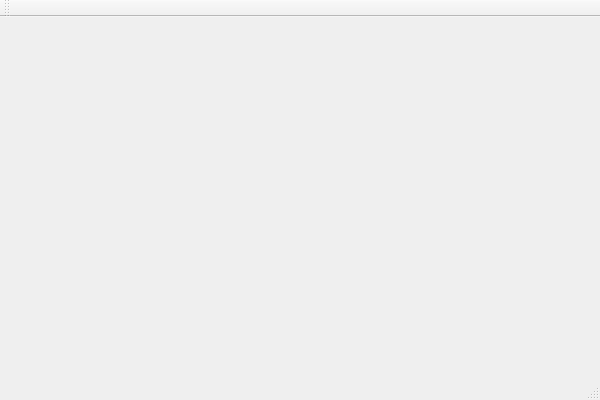
Qt form mainwindow.ui (aleax/matrix-game) before a commit.
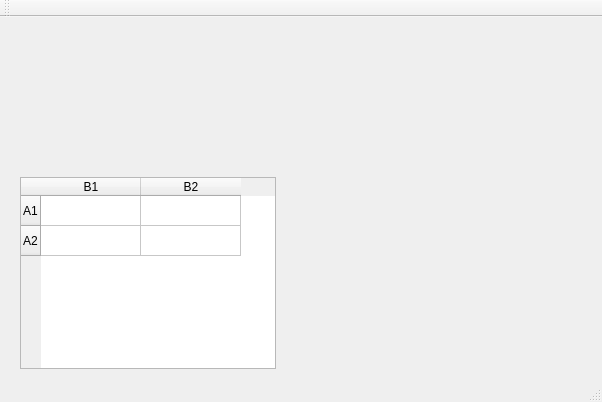
The same form after that commit.

The edit to the form file:
```diff
--- a/mainwindow.ui
+++ b/mainwindow.ui
@@ -1,24 +1,70 @@
 <ui version="4.0">
  <class>MainWindow</class>
- <widget class="QMainWindow" name="MainWindow" >
-  <property name="geometry" >
+ <widget class="QMainWindow" name="MainWindow">
+  <property name="geometry">
    <rect>
     <x>0</x>
     <y>0</y>
-    <width>600</width>
-    <height>400</height>
+    <width>602</width>
+    <height>402</height>
    </rect>
   </property>
   <property name="windowTitle" >
    <string>MainWindow</string>
   </property>
-  <widget class="QMenuBar" name="menuBar" />
-  <widget class="QToolBar" name="mainToolBar" />
-  <widget class="QWidget" name="centralWidget" />
-  <widget class="QStatusBar" name="statusBar" />
+  <widget class="QWidget" name="centralWidget">
+   <widget class="QTableWidget" name="tableWidget">
+    <property name="geometry">
+     <rect>
+      <x>20</x>
+      <y>160</y>
+      <width>256</width>
+      <height>192</height>
+     </rect>
+    </property>
+    <row>
+     <property name="text">
+      <string>A1</string>
+     </property>
+    </row>
+    <row>
+     <property name="text">
+      <string>A2</string>
+     </property>
+    </row>
+    <column>
+     <property name="text">
+      <string>B1</string>
+     </property>
+    </column>
+    <column>
+     <property name="text">
+      <string>B2</string>
+     </property>
+    </column>
+   </widget>
+  </widget>
+  <widget class="QMenuBar" name="menuBar">
+   <property name="geometry">
+    <rect>
+     <x>0</x>
+     <y>0</y>
+     <width>0</width>
+     <height>0</height>
+    </rect>
+   </property>
+  </widget>
+  <widget class="QToolBar" name="mainToolBar">
+   <attribute name="toolBarArea">
+    <enum>TopToolBarArea</enum>
+   </attribute>
+   <attribute name="toolBarBreak">
+    <bool>false</bool>
+   </attribute>
+  </widget>
+  <widget class="QStatusBar" name="statusBar"/>
  </widget>
- <layoutDefault spacing="6" margin="11" />
- <pixmapfunction></pixmapfunction>
+ <layoutdefault spacing="6" margin="11"/>
  <resources/>
  <connections/>
 </ui>
```
Left out of the diff: 5 changed lines with no effect on the pictures.
